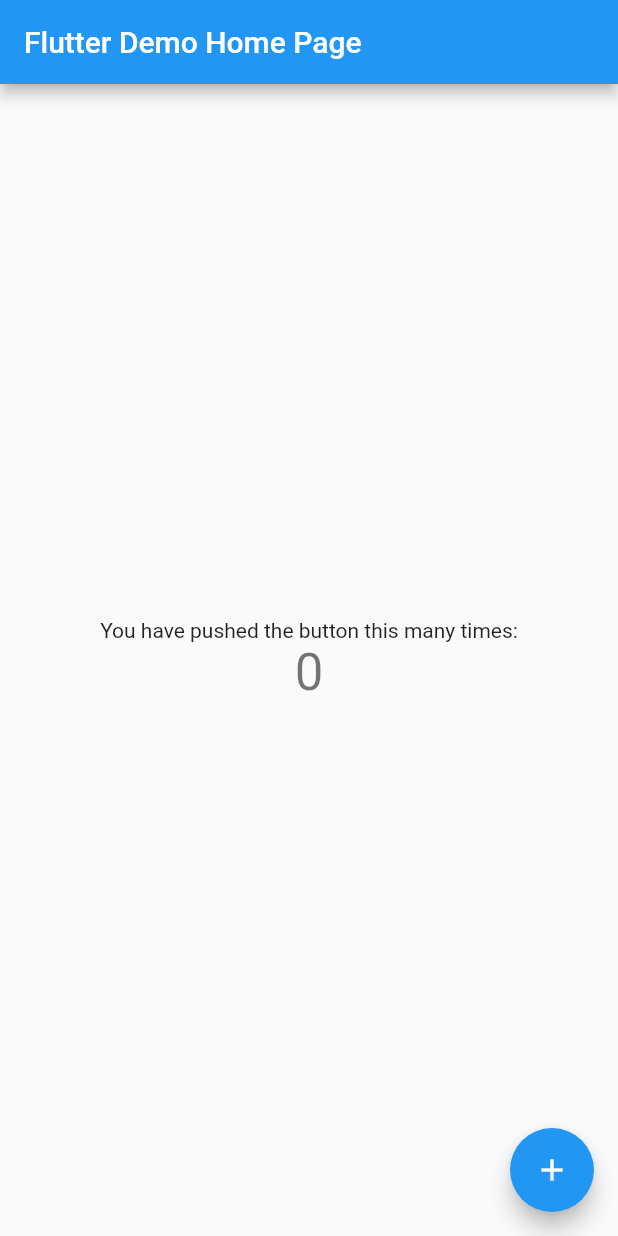
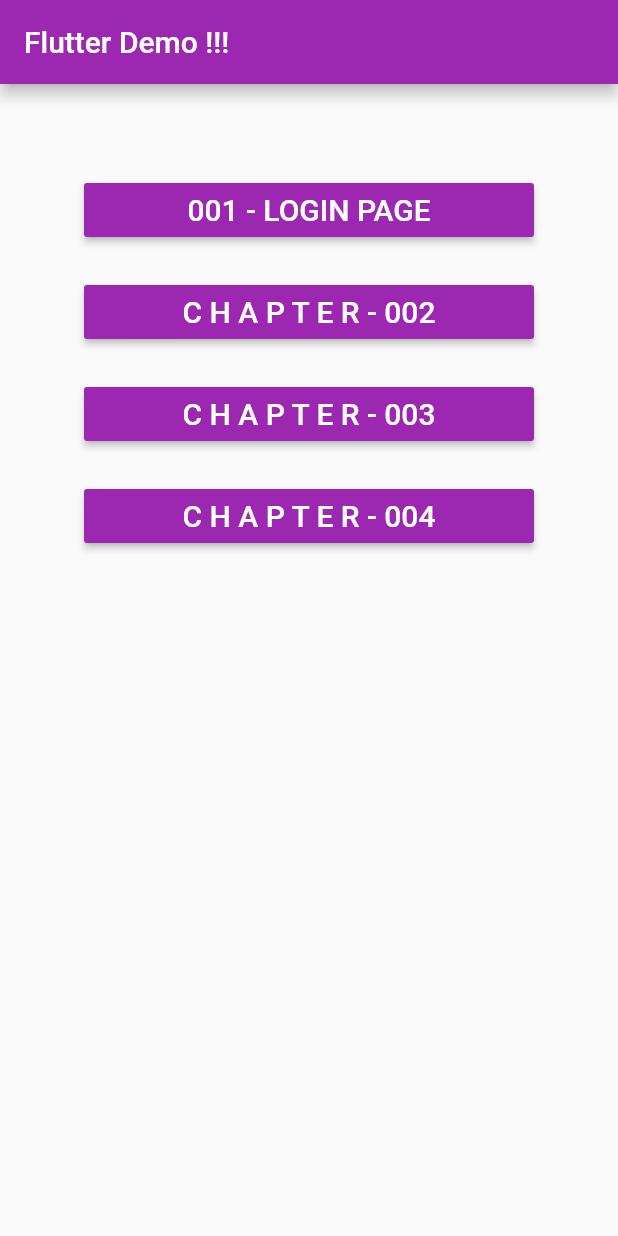
Before and after one commit to its-software-services-devops/flutter-learning, a Flutter app: the screen it shows after launch, on a phone screen of 412 x 824 dp. Run offline on Flutter 3.47's test engine with Material 2 defaults, Android fonts, the light colour scheme and no system bars.

Commit message:
Tried material button

```diff
--- a/lib/main.dart
+++ b/lib/main.dart
@@ -1,115 +1,25 @@
 import 'package:flutter/material.dart';
+import 'main/main_page.dart';
 
-void main() {
-  runApp(const MyApp());
+void main () {
+  runApp(const MainApp());
 }
 
-class MyApp extends StatelessWidget {
-  const MyApp({super.key});
+class MainApp extends StatelessWidget {
+  const MainApp({super.key});
 
-  // This widget is the root of your application.
   @override
   Widget build(BuildContext context) {
     return MaterialApp(
-      title: 'Flutter Demo',
+      title: 'Flutter Learning Demo',
       theme: ThemeData(
-        // This is the theme of your application.
-        //
-        // Try running your application with "flutter run". You'll see the
-        // application has a blue toolbar. Then, without quitting the app, try
-        // changing the primarySwatch below to Colors.green and then invoke
-        // "hot reload" (press "r" in the console where you ran "flutter run",
-        // or simply save your changes to "hot reload" in a Flutter IDE).
-        // Notice that the counter didn't reset back to zero; the application
-        // is not restarted.
-        primarySwatch: Colors.blue,
+        primarySwatch: Colors.purple,
+        outlinedButtonTheme: OutlinedButtonThemeData(
+          style: OutlinedButton.styleFrom(
+            foregroundColor: Colors.purple,
+          )),
       ),
-      home: const MyHomePage(title: 'Flutter Demo Home Page'),
+      home: const AppMainPage(title: "Flutter Learning"),
     );
   }
 }
-
-class MyHomePage extends StatefulWidget {
-  const MyHomePage({super.key, required this.title});
-
-  // This widget is the home page of your application. It is stateful, meaning
-  // that it has a State object (defined below) that contains fields that affect
-  // how it looks.
-
-  // This class is the configuration for the state. It holds the values (in this
-  // case the title) provided by the parent (in this case the App widget) and
-  // used by the build method of the State. Fields in a Widget subclass are
-  // always marked "final".
-
-  final String title;
-
-  @override
-  State<MyHomePage> createState() => _MyHomePageState();
-}
-
-class _MyHomePageState extends State<MyHomePage> {
-  int _counter = 0;
-
-  void _incrementCounter() {
-    setState(() {
-      // This call to setState tells the Flutter framework that something has
-      // changed in this State, which causes it to rerun the build method below
-      // so that the display can reflect the updated values. If we changed
-      // _counter without calling setState(), then the build method would not be
-      // called again, and so nothing would appear to happen.
-      _counter++;
-    });
-  }
-
-  @override
-  Widget build(BuildContext context) {
-    // This method is rerun every time setState is called, for instance as done
-    // by the _incrementCounter method above.
-    //
-    // The Flutter framework has been optimized to make rerunning build methods
-    // fast, so that you can just rebuild anything that needs updating rather
-    // than having to individually change instances of widgets.
-    return Scaffold(
-      appBar: AppBar(
-        // Here we take the value from the MyHomePage object that was created by
-        // the App.build method, and use it to set our appbar title.
-        title: Text(widget.title),
-      ),
-      body: Center(
-        // Center is a layout widget. It takes a single child and positions it
-        // in the middle of the parent.
-        child: Column(
-          // Column is also a layout widget. It takes a list of children and
-          // arranges them vertically. By default, it sizes itself to fit its
-          // children horizontally, and tries to be as tall as its parent.
-          //
-          // Invoke "debug painting" (press "p" in the console, choose the
-          // "Toggle Debug Paint" action from the Flutter Inspector in Android
-          // Studio, or the "Toggle Debug Paint" command in Visual Studio Code)
-          // to see the wireframe for each widget.
-          //
-          // Column has various properties to control how it sizes itself and
-          // how it positions its children. Here we use mainAxisAlignment to
-          // center the children vertically; the main axis here is the vertical
-          // axis because Columns are vertical (the cross axis would be
-          // horizontal).
-          mainAxisAlignment: MainAxisAlignment.center,
-          children: <Widget>[
-            const Text(
-              'You have pushed the button this many times:',
-            ),
-            Text(
-              '$_counter',
-              style: Theme.of(context).textTheme.headlineMedium,
-            ),
-          ],
-        ),
-      ),
-      floatingActionButton: FloatingActionButton(
-        onPressed: _incrementCounter,
-        tooltip: 'Increment',
-        child: const Icon(Icons.add),
-      ), // This trailing comma makes auto-formatting nicer for build methods.
-    );
-  }
-}
--- /dev/null
+++ b/lib/main/main_button.dart
@@ -0,0 +1,30 @@
+import 'package:flutter/material.dart';
+
+class MainButton extends StatelessWidget {
+  final String text;
+  final Color textColor;
+  final Color buttonColor;
+  final Function() onPressed;
+
+  const MainButton({
+    super.key,
+    required this.text,
+    this.buttonColor = Colors.purple /** Default buttonColor */,
+    required this.onPressed,
+    this.textColor = Colors.white /** Default textColor */,
+  });
+
+  @override
+  Widget build(BuildContext context) {
+    return MaterialButton(
+      color: buttonColor,
+      onPressed: onPressed,
+      minWidth: 300,
+      child: Text(text,
+          style: TextStyle(
+            color: textColor,
+            fontSize: 20.0,
+          )),
+    );
+  }
+}
--- /dev/null
+++ b/lib/main/main_page.dart
@@ -0,0 +1,65 @@
+import 'package:flutter/material.dart';
+
+import 'main_button.dart';
+
+class AppMainPage extends StatefulWidget {
+  final String title;
+
+  const AppMainPage({super.key, required this.title});
+
+  @override
+  State<AppMainPage> createState() => _AppMainPageState();
+}
+
+class _AppMainPageState extends State<AppMainPage> {
+  @override
+  Widget build(BuildContext context) {
+    return Scaffold(
+      appBar: AppBar(
+        title: const Text("Flutter Demo !!!"),
+      ),
+      body: Center(
+        child: Column(
+          mainAxisAlignment: MainAxisAlignment.start,
+          children: [
+            const Padding(
+              padding: EdgeInsets.only(top: 50),
+            ),
+
+            Padding(
+              padding: const EdgeInsets.all(10),
+              child: MainButton(
+                onPressed: () => {},
+                text: "001 - LOGIN PAGE",
+              ),
+            ),
+
+            Padding(
+              padding: const EdgeInsets.all(10),
+              child: MainButton(
+                onPressed: () => {},
+                text: "C H A P T E R - 002",
+              ),
+            ),
+
+            Padding(
+              padding: const EdgeInsets.all(10),
+              child: MainButton(
+                onPressed: () => {},
+                text: "C H A P T E R - 003",
+              ),
+            ),
+
+            Padding(
+              padding: const EdgeInsets.all(10),
+              child: MainButton(
+                onPressed: () => {},
+                text: "C H A P T E R - 004",
+              ),
+            ),
+          ],
+        )
+      )
+    );
+  }
+}
```
Also changed, not shown: lib/main_bk.dart (added, +115 -0 lines), 1 other file.
